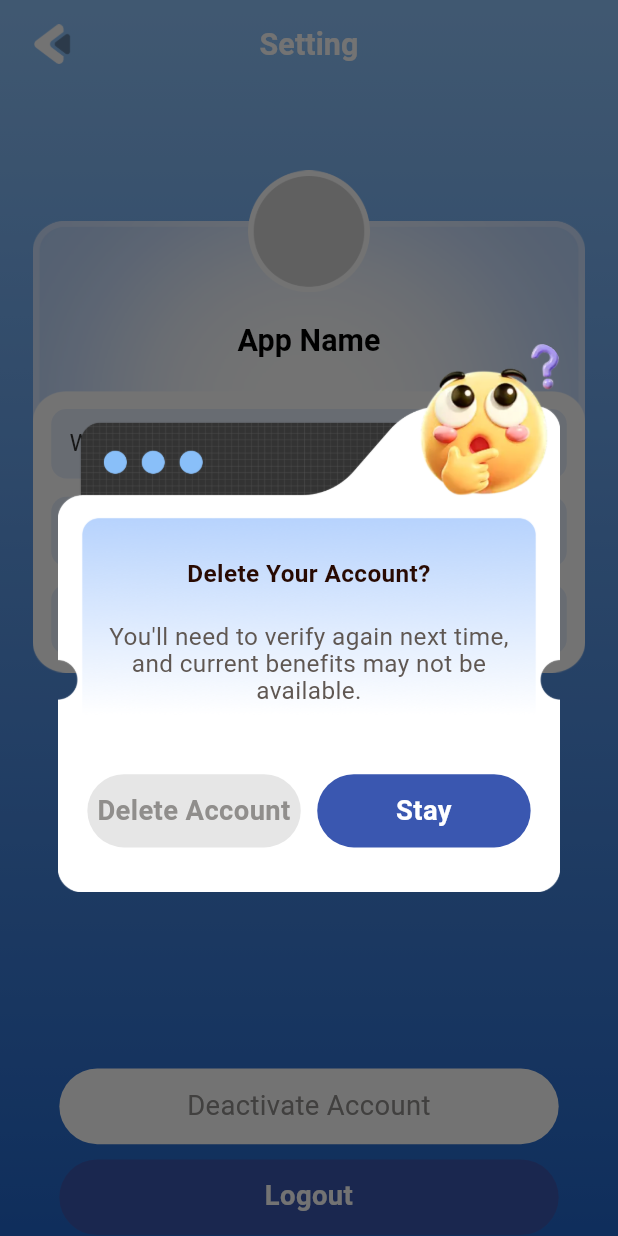
After one commit to sml599605883/funny-loan, a Flutter app: the SettingPage screen opened by its route, after a tap on "Deactivate Account", on a phone screen of 412 x 824 dp. The commit adds this screen. Run offline on Flutter 3.47's test engine with Material 3 defaults, Android fonts, the phone set to English and light mode, and no system bars; our stand-ins replace device_info_plus, dio, easy_refresh, flutter_easyloading, flutter_image_compress, flutter_native_contact_picker and 5 more; missing offline and left inert: adjust_sdk, flutter_inappwebview, pointycastle; accounts and stored records are empty; network calls fail.

Commit message:
feat: add setting confirmation dialogs

```diff
--- a/lib/app/modules/setting/views/setting_page.dart
+++ b/lib/app/modules/setting/views/setting_page.dart
@@ -1,13 +1,65 @@
 import 'package:flutter/material.dart';
+import 'package:flutter_easyloading/flutter_easyloading.dart';
+import 'package:get/get.dart';
 
+import '../../../core/storage/app_data_store.dart';
+import '../../../network/api/api_service.dart';
+import '../../../network/errors/network_error_mapper.dart';
+import '../../../routes/navigation_helper.dart';
 import '../../../theme/app_colors.dart';
 import '../../../theme/screen_adapter.dart';
+import 'widgets/setting_confirm_dialog.dart';
 import 'widgets/setting_action_buttons.dart';
 import 'widgets/setting_header.dart';
 import 'widgets/setting_info_card.dart';
 
 class SettingPage extends StatelessWidget {
   const SettingPage({super.key});
+
+  Future<void> _showLogoutDialog() async {
+    await Get.dialog<void>(
+      SettingConfirmDialog(type: SettingDialogType.logout, onConfirm: _logout),
+      barrierColor: AppColors.settingDialogBarrier,
+      transitionDuration: Duration.zero,
+    );
+  }
+
+  Future<void> _showDeactivateDialog() async {
+    await Get.dialog<void>(
+      SettingConfirmDialog(
+        type: SettingDialogType.deleteAccount,
+        onConfirm: _deleteAccount,
+      ),
+      barrierColor: AppColors.settingDialogBarrier,
+      transitionDuration: Duration.zero,
+    );
+  }
+
+  Future<void> _logout() async {
+    await _submitAccountAction(
+      () => Get.find<ApiService>().logout(const <String, dynamic>{}),
+    );
+  }
+
+  Future<void> _deleteAccount() async {
+    await _submitAccountAction(
+      () => Get.find<ApiService>().deleteAccount(const <String, dynamic>{}),
+    );
+  }
+
+  Future<void> _submitAccountAction(Future<void> Function() action) async {
+    try {
+      EasyLoading.show();
+      await action();
+      await AppDataStore.removePersistent(AppDataStore.persistedTokenKey);
+      AppDataStore.clearCache();
+      EasyLoading.dismiss();
+      NavigationHelper.offAllToAppHome();
+    } catch (error) {
+      EasyLoading.dismiss();
+      EasyLoading.showError(NetworkErrorMapper.map(error));
+    }
+  }
 
   @override
   Widget build(BuildContext context) {
@@ -45,7 +97,10 @@ class SettingPage extends StatelessWidget {
             height: 110.h,
             color: Colors.transparent,
             padding: ScreenAdapter.edgeInsetsOnly(left: 36, right: 36),
-            child: const SettingActionButtons(),
+            child: SettingActionButtons(
+              onDeactivateTap: _showDeactivateDialog,
+              onLogoutTap: _showLogoutDialog,
+            ),
           ),
         ),
       ),
--- a/lib/app/modules/setting/views/widgets/setting_action_buttons.dart
+++ b/lib/app/modules/setting/views/widgets/setting_action_buttons.dart
@@ -4,13 +4,23 @@ import '../../../../theme/app_colors.dart';
 import '../../../../theme/screen_adapter.dart';
 
 class SettingActionButtons extends StatelessWidget {
-  const SettingActionButtons({super.key});
+  const SettingActionButtons({
+    super.key,
+    required this.onDeactivateTap,
+    required this.onLogoutTap,
+  });
+
+  final VoidCallback onDeactivateTap;
+  final VoidCallback onLogoutTap;
 
   @override
   Widget build(BuildContext context) {
     return Column(
       children: [
-        Container(
+        GestureDetector(
+          behavior: HitTestBehavior.opaque,
+          onTap: onDeactivateTap,
+          child: Container(
             width: double.infinity,
             padding: ScreenAdapter.edgeInsetsOnly(top: 14, bottom: 14),
             decoration: BoxDecoration(
@@ -21,14 +31,18 @@ class SettingActionButtons extends StatelessWidget {
               'Deactivate Account',
               textAlign: TextAlign.center,
               style: TextStyle(
-              color: const Color(0xFFA1A1A1),
+                color: AppColors.settingDialogSecondaryAction,
                 fontSize: 18.sp,
                 height: 22 / 18,
               ),
             ),
           ),
+        ),
         SizedBox(height: 10.h),
-        Container(
+        GestureDetector(
+          behavior: HitTestBehavior.opaque,
+          onTap: onLogoutTap,
+          child: Container(
             width: double.infinity,
             padding: ScreenAdapter.edgeInsetsOnly(top: 13, bottom: 15),
             decoration: BoxDecoration(
@@ -46,6 +60,7 @@ class SettingActionButtons extends StatelessWidget {
               ),
             ),
           ),
+        ),
       ],
     );
   }
--- /dev/null
+++ b/lib/app/modules/setting/views/widgets/setting_confirm_dialog.dart
@@ -0,0 +1,159 @@
+import 'package:flutter/material.dart';
+
+import '../../../../theme/app_colors.dart';
+import '../../../../theme/screen_adapter.dart';
+
+enum SettingDialogType { logout, deleteAccount }
+
+class SettingConfirmDialog extends StatelessWidget {
+  const SettingConfirmDialog({
+    super.key,
+    required this.type,
+    required this.onConfirm,
+  });
+
+  static const String illustrationAsset =
+      'assets/setting/setting_confirm_dialog_illustration.png';
+
+  final SettingDialogType type;
+  final VoidCallback onConfirm;
+
+  String get _title => switch (type) {
+    SettingDialogType.logout => 'Leaving Already?',
+    SettingDialogType.deleteAccount => 'Delete Your Account?',
+  };
+
+  String get _message => switch (type) {
+    SettingDialogType.logout =>
+      'Log in anytime to continue your application and check new loan offers.',
+    SettingDialogType.deleteAccount =>
+      'You\'ll need to verify again next time, and current benefits may not be available.',
+  };
+
+  String get _leftAction => switch (type) {
+    SettingDialogType.logout => 'Log Out',
+    SettingDialogType.deleteAccount => 'Delete Account',
+  };
+
+  String get _rightAction => switch (type) {
+    SettingDialogType.logout => 'Stay',
+    SettingDialogType.deleteAccount => 'Stay',
+  };
+
+  @override
+  Widget build(BuildContext context) {
+    return Dialog(
+      backgroundColor: Colors.transparent,
+      insetPadding: EdgeInsets.zero,
+      child: LayoutBuilder(
+        builder: (context, constraints) {
+          final screenSize = MediaQuery.sizeOf(context);
+          final width = screenSize.width - 70.w;
+          // final scale = width / 315;
+
+          return Center(
+            child: Container(
+              width: width,
+              height: width * (333.0 / 305.0),
+              decoration: BoxDecoration(
+                borderRadius: BorderRadius.circular(14.r),
+                image: DecorationImage(
+                  image: AssetImage(illustrationAsset),
+                  fit: BoxFit.fill,
+                ),
+              ),
+              child: Column(
+                mainAxisSize: MainAxisSize.min,
+                children: [
+                  SizedBox(height: 129.w),
+                  Text(
+                    _title,
+                    textAlign: TextAlign.center,
+                    style: TextStyle(
+                      color: AppColors.settingDialogTitle,
+                      fontSize: 16.sp,
+                      fontWeight: FontWeight.w700,
+                    ),
+                  ),
+                  SizedBox(height: 20.w),
+                  Container(
+                    height: 60.h,
+                    padding: EdgeInsets.symmetric(horizontal: 30.w),
+                    child: Text(
+                      _message,
+                      textAlign: TextAlign.center,
+                      style: TextStyle(
+                        color: AppColors.settingDialogBody,
+                        fontSize: 16.sp,
+                        height: 1.1,
+                      ),
+                    ),
+                  ),
+                  SizedBox(height: 36.w),
+                  Container(
+                    height: 48.h,
+                    padding: EdgeInsets.only(left: 18.w, right: 18.w),
+                    child: Row(
+                      children: [
+                        Expanded(
+                          child: GestureDetector(
+                            behavior: HitTestBehavior.opaque,
+                            onTap: () {
+                              Navigator.of(context).pop();
+                              onConfirm();
+                            },
+                            child: Container(
+                              decoration: BoxDecoration(
+                                color: Color(0xFFE6E6E6),
+                                borderRadius: BorderRadius.circular(24.r),
+                              ),
+                              alignment: .center,
+                              child: Text(
+                                _leftAction,
+                                textAlign: TextAlign.center,
+                                style: TextStyle(
+                                  color: AppColors.settingDialogSecondaryAction,
+                                  fontSize: 18.sp,
+                                  fontWeight: FontWeight.bold,
+                                  height: 1.0,
+                                ),
+                              ),
+                            ),
+                          ),
+                        ),
+                        SizedBox(width: 10.w),
+                        Expanded(
+                          child: GestureDetector(
+                            behavior: HitTestBehavior.opaque,
+                            onTap: Navigator.of(context).pop,
+                            child: Container(
+                              decoration: BoxDecoration(
+                                color: Color(0xFF3A57B0),
+                                borderRadius: BorderRadius.circular(24.r),
+                              ),
+                              alignment: .center,
+                              child: Text(
+                                _rightAction,
+                                textAlign: TextAlign.center,
+                                style: TextStyle(
+                                  color: AppColors.mineServiceCard,
+                                  fontSize: 18.sp,
+                                  fontWeight: FontWeight.w700,
+                                  height: 22 / 18,
+                                ),
+                              ),
+                            ),
+                          ),
+                        ),
+                      ],
+                    ),
+                  ),
+                ],
+              ),
+            ),
+          );
+        },
+      ),
+    );
+  }
+}
--- a/lib/app/theme/app_colors.dart
+++ b/lib/app/theme/app_colors.dart
@@ -22,6 +22,12 @@ abstract class AppColors {
   static const mineAccent = Color(0xFFFF8A2E);
   static const mineTextPrimary = Color(0xFF333333);
   static const mineTextSecondary = Color(0xFF292929);
+
+  static const settingDialogBarrier = Color(0x8C000000);
+  static const settingDialogTitle = Color(0xFF280A02);
+  static const settingDialogBody = Color(0xFF5F5752);
+  static const settingDialogSecondaryAction = Color(0xFF908E8C);
+  static const settingDialogPrimaryAction = Color(0xFFF45834);
 
   static const orderSegmentDivider = Color(0xFFF0F0F0);
   static const orderSegmentText = Color(0xFFC6C6C6);
```
Also changed, not shown: assets/setting/setting_confirm_dialog_illustration.png (added). Lines whose indentation alone changed are shown as unchanged.
